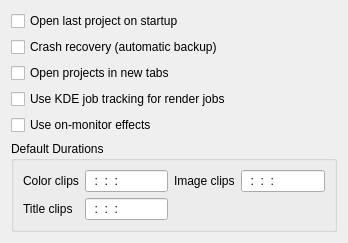
The window that src/widgets/configmisc_ui.ui (KDE/kdenlive) describes before a commit, drawn with Qt 5.
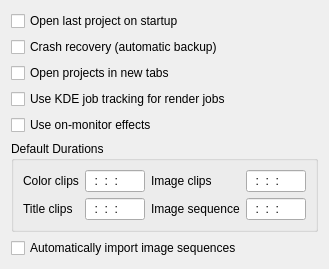
The same window after the commit. Custom widgets are drawn as their Qt base class.

Commit message: Allow to add image sequence through the usual "add clip" dialog

Patch:
```diff
--- a/src/widgets/configmisc_ui.ui
+++ b/src/widgets/configmisc_ui.ui
@@ -6,8 +6,8 @@
    <rect>
     <x>0</x>
     <y>0</y>
-    <width>348</width>
-    <height>242</height>
+    <width>329</width>
+    <height>245</height>
    </rect>
   </property>
   <layout class="QGridLayout" name="gridLayout_4">
@@ -80,10 +80,27 @@
         </property>
        </widget>
       </item>
+      <item row="1" column="2">
+       <widget class="QLabel" name="label_3">
+        <property name="text">
+         <string>Image sequence</string>
+        </property>
+       </widget>
+      </item>
+      <item row="1" column="3">
+       <widget class="KRestrictedLine" name="kcfg_sequence_duration">
+        <property name="inputMask">
+         <string>99:99:99:99; </string>
+        </property>
+        <property name="text">
+         <string>:::</string>
+        </property>
+       </widget>
+      </item>
      </layout>
     </widget>
    </item>
-   <item row="6" column="0" colspan="3">
+   <item row="7" column="0" colspan="3">
     <spacer>
      <property name="orientation">
       <enum>Qt::Vertical</enum>
@@ -110,6 +127,13 @@
      </property>
     </widget>
    </item>
+   <item row="6" column="0">
+    <widget class="QCheckBox" name="kcfg_autoimagesequence">
+     <property name="text">
+      <string>Automatically import image sequences</string>
+     </property>
+    </widget>
+   </item>
   </layout>
  </widget>
  <customwidgets>
```
Left out of the diff: 2 changed lines with no effect on the pictures. The commit also changes 5 other files.
